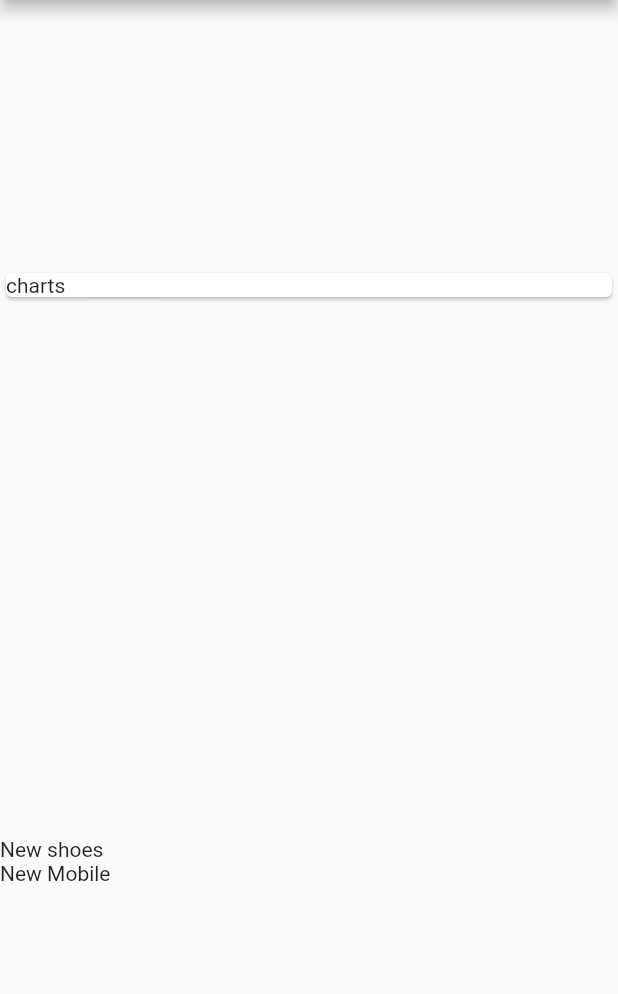
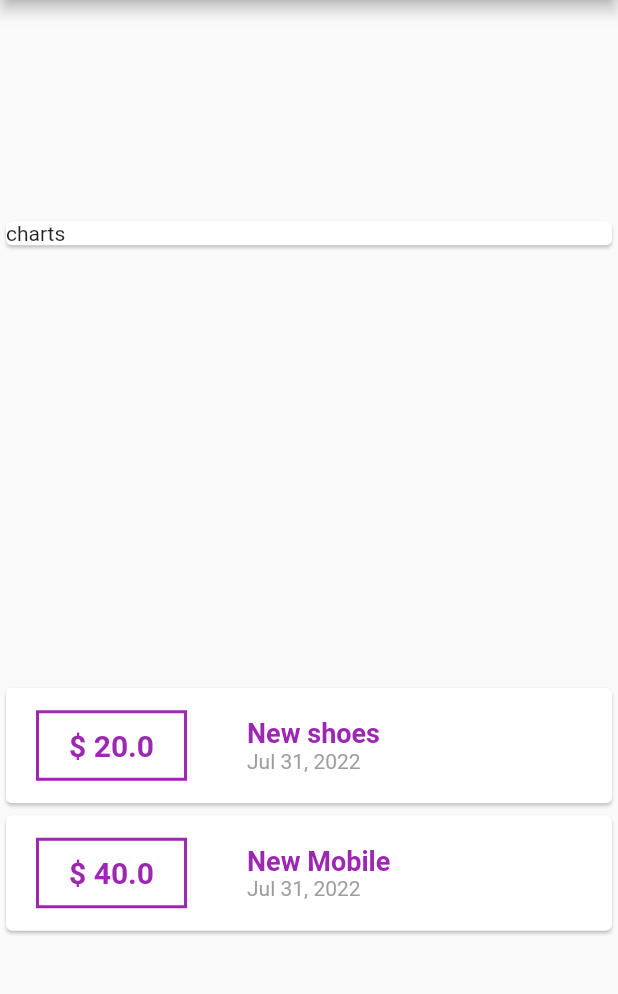
Before and after one commit to salmayaser/ExpenseTrackerFlutter, a Flutter app: the screen it shows after launch, on a phone screen of 412 x 824 dp, the part 84-1078 px from its top. Run offline on Flutter 3.47's test engine with Material 2 defaults, Android fonts, the phone set to English and light mode, and no system bars.

Commit message:
Adding transactions

```diff
--- a/lib/main.dart
+++ b/lib/main.dart
@@ -1,5 +1,6 @@
 import './Models/transaction.model.dart';
 import 'package:flutter/material.dart';
+import 'package:intl/intl.dart';
 
 void main() {
   runApp(MyApp());
@@ -37,7 +38,34 @@ class MyHomePage extends StatelessWidget {
               crossAxisAlignment: CrossAxisAlignment.start,
               children: <Widget>[
                 ...transactions.map((trans) {
-                  return Text(trans.title);
+                  return (Card(
+                    child: Row(children: [
+                      Container(
+                        margin: EdgeInsets.symmetric(vertical: 10, horizontal: 20),
+                        padding: EdgeInsets.symmetric(vertical: 10, horizontal: 20),
+                        child:
+                            Text('\$ ${trans.amount}', style: TextStyle(color: Colors.purple, fontWeight: FontWeight.bold, fontSize: 20)),
+                        decoration: BoxDecoration(border: Border.all(width: 2, color: Colors.purple)),
+                      ),
+                      Container(
+                        padding: EdgeInsets.symmetric(vertical: 10, horizontal: 0),
+                        margin: EdgeInsets.symmetric(vertical: 10, horizontal: 20),
+                        child: Column(
+                            mainAxisAlignment: MainAxisAlignment.spaceBetween,
+                            crossAxisAlignment: CrossAxisAlignment.start,
+                            children: [
+                              Text(
+                                trans.title,
+                                style: TextStyle(color: Colors.purple, fontWeight: FontWeight.bold, fontSize: 18),
+                              ),
+                              Text(
+                                DateFormat().add_yMMMd().format(trans.date),
+                                style: TextStyle(color: Colors.grey),
+                              )
+                            ]),
+                      )
+                    ]),
+                  ));
                 }).toList()
               ],
             )
--- a/pubspec.yaml
+++ b/pubspec.yaml
@@ -3,7 +3,7 @@ description: A new Flutter project.
 
 # The following line prevents the package from being accidentally published to
 # pub.dev using `flutter pub publish`. This is preferred for private packages.
-publish_to: 'none' # Remove this line if you wish to publish to pub.dev
+publish_to: "none" # Remove this line if you wish to publish to pub.dev
 
 # The following defines the version and build number for your application.
 # A version number is three numbers separated by dots, like 1.2.43
@@ -29,7 +29,7 @@ environment:
 dependencies:
   flutter:
     sdk: flutter
-
+  intl: ^0.17.0
 
   # The following adds the Cupertino Icons font to your application.
   # Use with the CupertinoIcons class for iOS style icons.
@@ -51,7 +51,6 @@ dev_dependencies:
 
 # The following section is specific to Flutter packages.
 flutter:
-
   # The following line ensures that the Material Icons font is
   # included with your application, so that you can use the icons in
   # the material Icons class.
```
Also changed, not shown: pubspec.lock.
